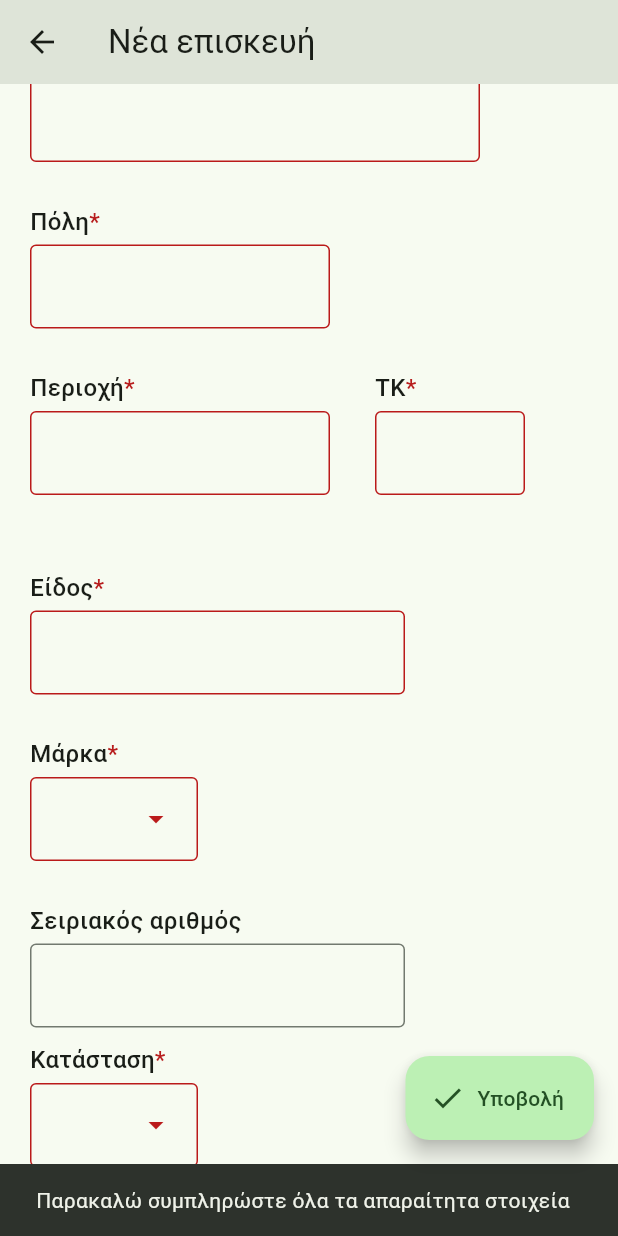
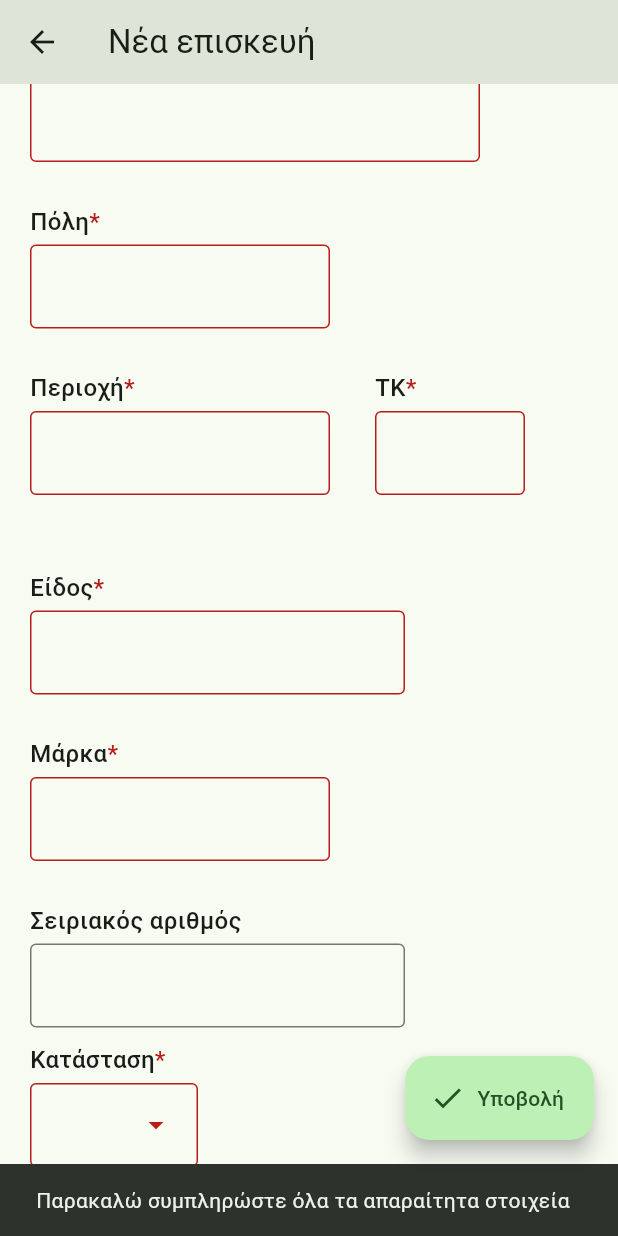
Before and after one commit to StratosGiak/rodis_app, a Flutter app: the AddRecordScreen screen opened directly, scrolled down 576 dp, after a tap on "Υποβολή", on a phone screen of 412 x 824 dp. Run offline on Flutter 3.47's test engine with Material 3 defaults, Android fonts, the phone set to English and light mode, and no system bars.

Commit message:
change manufacturer field to autocomplete

```diff
--- a/lib/add_record_screen.dart
+++ b/lib/add_record_screen.dart
@@ -22,6 +22,7 @@ class AddRecordScreen extends StatefulWidget {
 class _AddRecordScreenState extends State<AddRecordScreen> {
   final _node = FocusNode();
   final _productNode = FocusNode();
+  final _manufacturerNode = FocusNode();
   final _formKey = GlobalKey<FormState>();
   int? id;
   final nameController = TextEditingController();
@@ -35,6 +36,7 @@ class _AddRecordScreenState extends State<AddRecordScreen> {
   final notesController = TextEditingController();
   final serialController = TextEditingController();
   final productController = TextEditingController();
+  final manufacturerController = TextEditingController();
   final dateController = TextEditingController(
     text: DateFormat('dd/MM/yyyy').format(DateTime.now()).toString(),
   );
@@ -45,7 +47,6 @@ class _AddRecordScreenState extends State<AddRecordScreen> {
     text: DateFormat('dd/MM/yyyy').format(DateTime.now()).toString(),
   );
   final photo = ValueNotifier<String?>(null);
-  int? manufacturer;
   int? status;
   final waiting = ValueNotifier(false);
 
@@ -74,7 +75,7 @@ class _AddRecordScreenState extends State<AddRecordScreen> {
         DateFormat('dd/MM/yyyy').format(record.warrantyDate).toString();
     photo.value = record.photo;
     productController.text = record.product;
-    manufacturer = record.manufacturer;
+    manufacturerController.text = record.manufacturer;
     status = record.status;
   }
 
@@ -154,7 +155,9 @@ class _AddRecordScreenState extends State<AddRecordScreen> {
                 "product": productController.text.isNotEmpty
                     ? productController.text
                     : null,
-                "manufacturer": manufacturer,
+                "manufacturer": manufacturerController.text.isNotEmpty
+                    ? manufacturerController.text
+                    : null,
                 "photo": photo.value,
                 "mechanic": context.read<User>().id,
                 "hasWarranty": hasWarranty.value,
@@ -292,47 +295,20 @@ class _AddRecordScreenState extends State<AddRecordScreen> {
                       spacing: 30,
                       runSpacing: 10,
                       children: [
-                        RawAutocomplete<String>(
+                        CustomAutocomplete(
+                          label: 'Είδος',
+                          textEditingController: productController,
+                          suggestions: suggestions.products.values,
+                          required: true,
+                          width: 250.0,
                           focusNode: _productNode,
-                          textEditingController: productController,
-                          optionsBuilder: (textEditingValue) =>
-                              suggestions.products.values
-                                  .where(
-                                    (product) => product.toLowerCase().contains(
-                                          textEditingValue.text.toLowerCase(),
-                                        ),
-                                  )
-                                  .toList(),
-                          optionsViewBuilder: (context, onSelected, options) =>
-                              AutocompleteOption(
-                            options: options,
-                            width: 250.0,
-                            onSelected: onSelected,
-                          ),
-                          onSelected: (option) =>
-                              productController.text = option,
-                          fieldViewBuilder: (
-                            context,
-                            textEditingController,
-                            focusNode,
-                            onFieldSubmitted,
-                          ) =>
-                              FormFieldItem(
-                            label: "Είδος",
-                            controller: textEditingController,
-                            width: 250.0,
-                            required: true,
-                            focusNode: focusNode,
-                          ),
                         ),
-                        Consumer<Suggestions>(
-                          builder: (context, value, child) => FormComboItem(
-                            label: "Μάρκα",
-                            initialSelection: manufacturer,
-                            options: value.manufacturers,
-                            onSelected: (value) => manufacturer = value,
-                            required: true,
-                          ),
+                        CustomAutocomplete(
+                          label: 'Μάρκα',
+                          textEditingController: manufacturerController,
+                          suggestions: suggestions.manufacturers.values,
+                          required: true,
+                          focusNode: _manufacturerNode,
                         ),
                         FormFieldItem(
                           label: "Σειριακός αριθμός",
--- a/lib/record.dart
+++ b/lib/record.dart
@@ -47,7 +47,7 @@ class Record extends ChangeNotifier {
   String? notes;
   String? serial;
   String product;
-  int manufacturer;
+  String manufacturer;
   String? photo;
   int mechanic;
   bool hasWarranty;
@@ -92,7 +92,7 @@ class Record extends ChangeNotifier {
         "paratiriseis": notes,
         "serialnr": serial,
         "eidos": product,
-        "marka_p": manufacturer,
+        "marka": manufacturer,
         "photo1": photo,
         "mastoras_p": mechanic,
         "warranty": hasWarranty,
@@ -116,7 +116,7 @@ class Record extends ChangeNotifier {
         notes = map['paratiriseis'] as String?,
         serial = map['serialnr'] as String?,
         product = map['eidos'] as String,
-        manufacturer = map['marka_p'] as int,
+        manufacturer = map['marka'] as String,
         photo = map['photo1'] as String?,
         mechanic = map['mastoras_p'] as int,
         hasWarranty = map['warranty'] == 1,
@@ -185,10 +185,8 @@ class RecordView extends ChangeNotifier {
               p0.product.toLowerCase().compareTo(p1.product.toLowerCase());
           break;
         case COLUMN.manufacturer:
-          sorterInner = (p0, p1) => suggestions.manufacturers[p0.manufacturer]!
-              .toLowerCase()
-              .compareTo(
-                suggestions.manufacturers[p1.manufacturer]!.toLowerCase(),
+          sorterInner = (p0, p1) => p0.manufacturer.toLowerCase().compareTo(
+                p1.manufacturer.toLowerCase(),
               );
           break;
         case COLUMN.date:
@@ -230,10 +228,8 @@ class RecordView extends ChangeNotifier {
             record.product.toLowerCase().contains(value.toLowerCase());
         break;
       case COLUMN.manufacturer:
-        filter = (record, value) => suggestions
-            .manufacturers[record.manufacturer]!
-            .toLowerCase()
-            .contains(value.toLowerCase());
+        filter = (record, value) =>
+            record.manufacturer.toLowerCase().contains(value.toLowerCase());
         break;
       case COLUMN.date:
         //filter = (record,value) => record.date.toLowerCase().contains(value);
--- a/lib/record_list_screen.dart
+++ b/lib/record_list_screen.dart
@@ -208,8 +208,7 @@ class _RecordRowState extends State<RecordRow> {
                 RecordCell(text: record.name),
                 RecordCell(text: record.phoneMobile),
                 RecordCell(text: record.product),
-                RecordCell(
-                    text: suggestions.manufacturers[record.manufacturer]!),
+                RecordCell(text: record.manufacturer),
                 RecordCell(
                   text: DateFormat('dd/MM/yyyy | hh:mm').format(record.date),
                 ),
```
